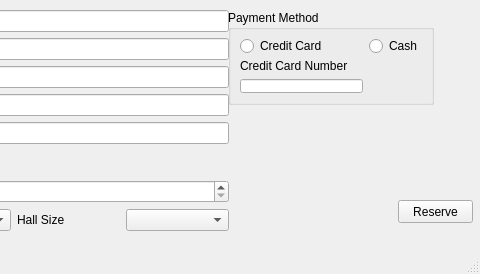
Old version of the form View/Receptionist/reservehall.ui in the repository hishamyakan/Hotel-Mangement-System; both pictures show x 212 to 692 and y 0 to 274 of the 692 by 274 pixel window.
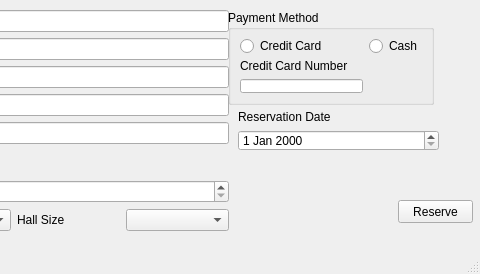
New version of the form.

Diff of the .ui file:
```diff
--- a/View/Receptionist/reservehall.ui
+++ b/View/Receptionist/reservehall.ui
@@ -186,6 +186,28 @@
      </item>
     </layout>
    </widget>
+   <widget class="QWidget" name="">
+    <property name="geometry">
+     <rect>
+      <x>450</x>
+      <y>110</y>
+      <width>201</width>
+      <height>41</height>
+     </rect>
+    </property>
+    <layout class="QVBoxLayout" name="verticalLayout_3">
+     <item>
+      <widget class="QLabel" name="label_10">
+       <property name="text">
+        <string>Reservation Date</string>
+       </property>
+      </widget>
+     </item>
+     <item>
+      <widget class="QDateEdit" name="dateEdit"/>
+     </item>
+    </layout>
+   </widget>
   </widget>
   <widget class="QMenuBar" name="menubar">
    <property name="geometry">
```
Left out of the diff: 2 changed lines with no effect on the pictures.
